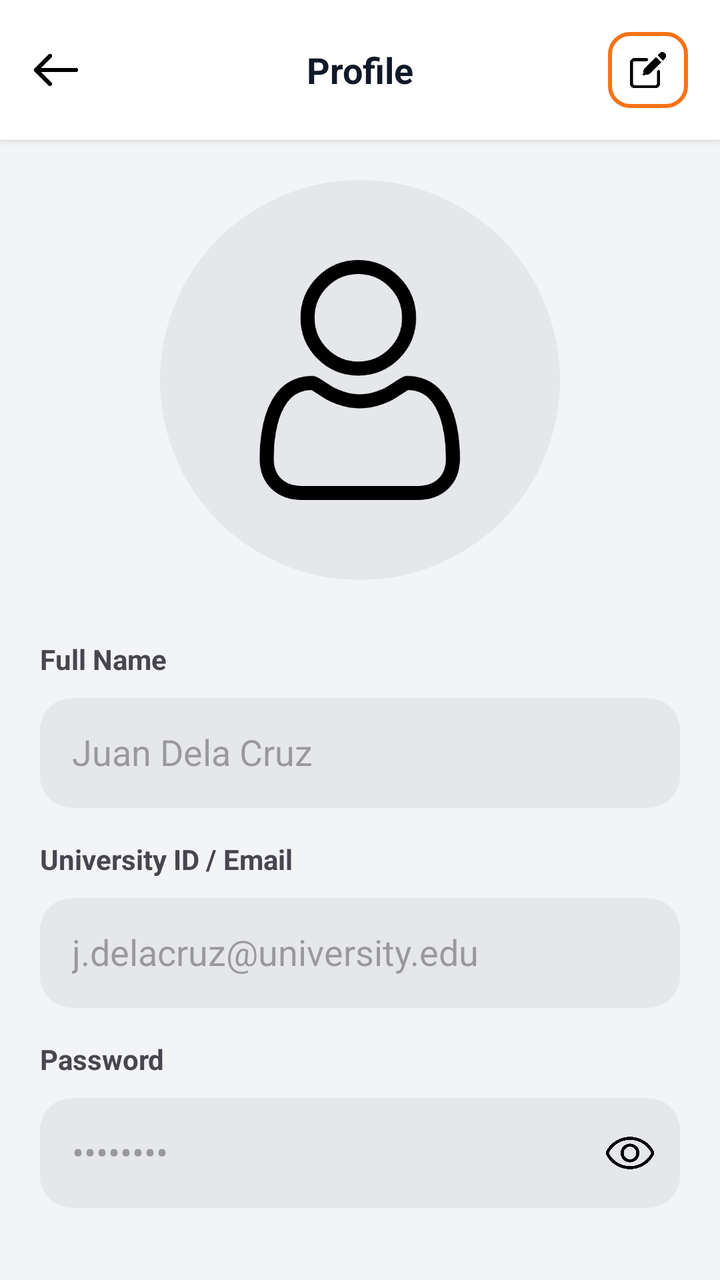
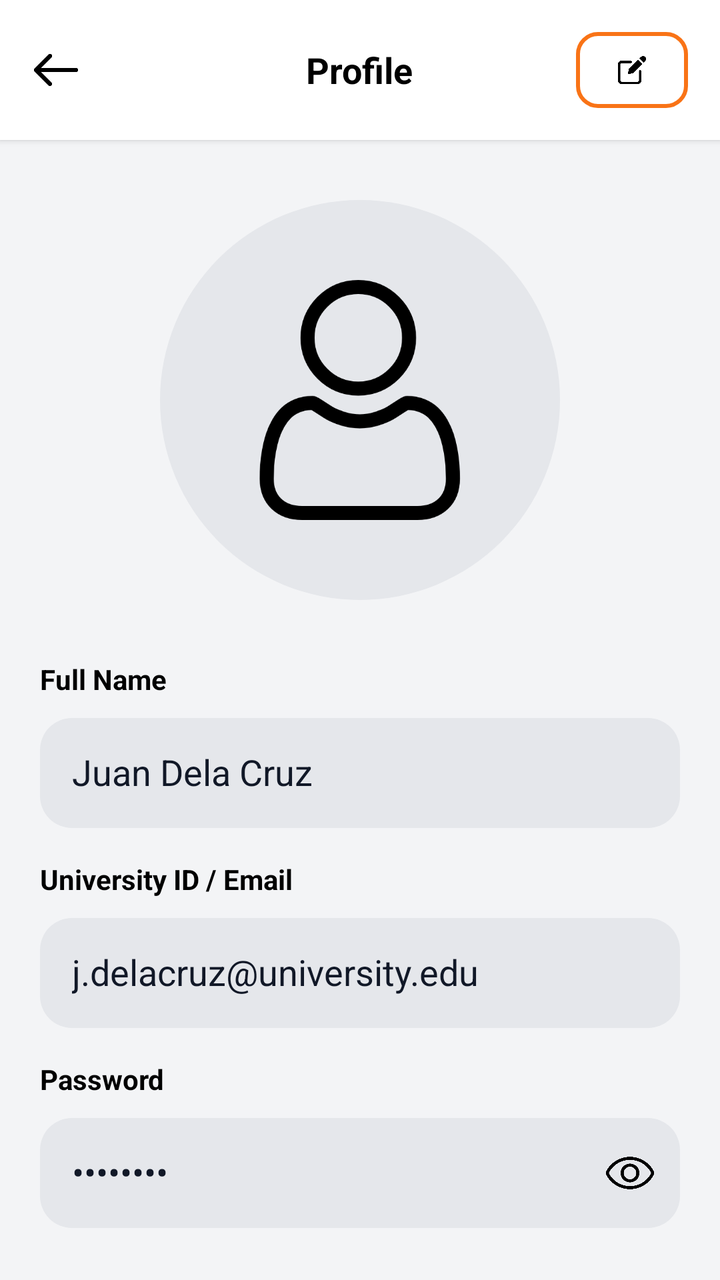

The first picture is an Android layout as it rendered before a commit; the second is the same layout after the commit. The layout source and the unified diff follow.
<!-- AndroidManifest.xml: application theme Theme.SpaceSCICT -->
<!-- res/layout/activity_profile.xml -->
<?xml version="1.0" encoding="utf-8"?>
<LinearLayout xmlns:android="http://schemas.android.com/apk/res/android"
    android:orientation="vertical"
    android:background="#F3F4F6"
    android:layout_width="match_parent"
    android:layout_height="match_parent">

    
    <RelativeLayout
        android:layout_width="match_parent"
        android:layout_height="70dp"
        android:background="#FFFFFF"
        android:padding="16dp"
        android:elevation="2dp">

        <ImageView
            android:id="@+id/backBtn"
            android:layout_width="24dp"
            android:layout_height="24dp"
            android:src="@drawable/ic_back"
            android:layout_centerVertical="true"/>

        <TextView
            android:layout_width="312dp"
            android:layout_height="wrap_content"
            android:layout_centerInParent="true"
            android:gravity="center"
            android:text="Profile"
            android:textColor="#111827"
            android:textSize="18sp"
            android:textStyle="bold" />

        <ImageView
            android:id="@+id/editBtn"
            android:layout_width="40dp"
            android:layout_height="40dp"
            android:background="@drawable/edit_btn_bg"
            android:padding="10dp"
            android:src="@drawable/ic_edit"
            android:layout_alignParentEnd="true"
            android:layout_centerVertical="true"/>
    </RelativeLayout>

    
    <ScrollView
        android:layout_width="match_parent"
        android:layout_height="match_parent">

        <LinearLayout
            android:padding="20dp"
            android:orientation="vertical"
            android:layout_width="match_parent"
            android:layout_height="wrap_content">

            
            <ImageView
                android:layout_width="200dp"
                android:layout_height="200dp"
                android:layout_gravity="center"
                android:src="@drawable/ic_user"
                android:background="@drawable/circle_bg"
                android:padding="40dp"/>

            
            <TextView
                android:text="Full Name"
                android:layout_width="match_parent"
                android:layout_height="wrap_content"
                android:textStyle="bold"
                android:layout_marginTop="30dp"
                android:layout_marginBottom="10dp"/>

            <EditText
                android:id="@+id/nameInput"
                android:layout_width="match_parent"
                android:layout_height="55dp"
                android:text="Juan Dela Cruz"
                android:enabled="false"
                android:background="@drawable/input_bg"
                android:padding="16dp"/>

            
            <TextView
                android:text="University ID / Email"
                android:layout_width="match_parent"
                android:layout_height="wrap_content"
                android:textStyle="bold"
                android:layout_marginTop="16dp"
                android:layout_marginBottom="10dp"/>

            <EditText
                android:id="@+id/emailInput"
                android:layout_width="match_parent"
                android:layout_height="55dp"
                android:text="j.delacruz@university.edu"
                android:enabled="false"
                android:background="@drawable/input_bg"
                android:padding="16dp"/>

            
            <TextView
                android:text="Password"
                android:layout_width="match_parent"
                android:layout_height="wrap_content"
                android:textStyle="bold"
                android:layout_marginTop="16dp"
                android:layout_marginBottom="10dp"/>

            <LinearLayout
                android:layout_width="match_parent"
                android:layout_height="55dp"
                android:background="@drawable/input_bg"
                android:orientation="horizontal">

                <EditText
                    android:id="@+id/passwordInput"
                    android:layout_width="0dp"
                    android:layout_weight="1"
                    android:layout_height="match_parent"
                    android:text="********"
                    android:enabled="false"
                    android:inputType="textPassword"
                    android:background="@android:color/transparent"
                    android:padding="16dp"/>

                <ImageView
                    android:id="@+id/eyeBtn"
                    android:layout_width="50dp"
                    android:layout_height="match_parent"
                    android:padding="12dp"
                    android:src="@drawable/ic_eye"/>
            </LinearLayout>

        </LinearLayout>
    </ScrollView>

</LinearLayout>
<!-- resources referenced by this layout -->
<resources>
  <!-- drawable circle_bg (drawable) -->
  <?xml version="1.0" encoding="utf-8"?>
  <shape xmlns:android="http://schemas.android.com/apk/res/android">
      <solid android:color="#E5E7EB"/>
      <corners android:radius="100dp"/>
  </shape>
  <!-- drawable edit_btn_bg (drawable) -->
  <?xml version="1.0" encoding="utf-8"?>
  <shape xmlns:android="http://schemas.android.com/apk/res/android">
      <stroke android:color="#F97316" android:width="2dp"/>
      <corners android:radius="10dp"/>
  </shape>
  <!-- drawable ic_back: png bitmap (drawable, 3507 bytes) -->
  <!-- drawable ic_edit: png bitmap (drawable, 8017 bytes) -->
  <!-- drawable ic_eye: png bitmap (drawable, 14217 bytes) -->
  <!-- drawable ic_user: png bitmap (drawable, 16826 bytes) -->
  <!-- drawable input_bg (drawable) -->
  <?xml version="1.0" encoding="utf-8"?>
  <shape xmlns:android="http://schemas.android.com/apk/res/android">
      <solid android:color="#E5E7EB"/>
      <corners android:radius="16dp"/>
  </shape>
  <style name="Theme.SpaceSCICT" parent="Base.Theme.SpaceSCICT" />
  <style name="Base.Theme.SpaceSCICT" parent="Theme.Material3.DayNight.NoActionBar">
          
          
      </style>
</resources>

<!-- the commit's change to res/layout/activity_profile.xml (unified diff, before → after) -->
@@ -21,30 +21,34 @@
             android:layout_centerVertical="true"/>
 
         <TextView
-            android:layout_width="312dp"
+            android:layout_width="wrap_content"
             android:layout_height="wrap_content"
             android:layout_centerInParent="true"
             android:gravity="center"
             android:text="Profile"
-            android:textColor="#111827"
+            android:textColor="@color/black"
             android:textSize="18sp"
             android:textStyle="bold" />
 
         <ImageView
             android:id="@+id/editBtn"
-            android:layout_width="40dp"
-            android:layout_height="40dp"
+            android:layout_width="56dp"
+            android:layout_height="56dp"
+            android:padding="12dp"
+            android:src="@drawable/ic_edit"
+            android:clickable="true"
+            android:focusable="true"
             android:background="@drawable/edit_btn_bg"
-            android:padding="10dp"
-            android:src="@drawable/ic_edit"
             android:layout_alignParentEnd="true"
-            android:layout_centerVertical="true"/>
+            android:layout_centerVertical="true"
+            android:contentDescription="Edit Profile"/>
     </RelativeLayout>
 
     
     <ScrollView
         android:layout_width="match_parent"
-        android:layout_height="match_parent">
+        android:layout_height="wrap_content"
+        android:layout_marginTop="10dp">
 
         <LinearLayout
             android:padding="20dp"
@@ -68,6 +72,7 @@
                 android:layout_height="wrap_content"
                 android:textStyle="bold"
                 android:layout_marginTop="30dp"
+                android:textColor="@color/black"
                 android:layout_marginBottom="10dp"/>
 
             <EditText
@@ -75,8 +80,11 @@
                 android:layout_width="match_parent"
                 android:layout_height="55dp"
                 android:text="Juan Dela Cruz"
-                android:enabled="false"
+                android:focusable="false"
+                android:clickable="false"
                 android:background="@drawable/input_bg"
+                android:textColor="#111827"
+                android:textColorHint="#6B7280"
                 android:padding="16dp"/>
 
             
@@ -86,6 +94,7 @@
                 android:layout_height="wrap_content"
                 android:textStyle="bold"
                 android:layout_marginTop="16dp"
+                android:textColor="@color/black"
                 android:layout_marginBottom="10dp"/>
 
             <EditText
@@ -93,8 +102,11 @@
                 android:layout_width="match_parent"
                 android:layout_height="55dp"
                 android:text="j.delacruz@university.edu"
-                android:enabled="false"
+                android:focusable="false"
+                android:clickable="false"
                 android:background="@drawable/input_bg"
+                android:textColor="#111827"
+                android:textColorHint="#6B7280"
                 android:padding="16dp"/>
 
             
@@ -104,6 +116,7 @@
                 android:layout_height="wrap_content"
                 android:textStyle="bold"
                 android:layout_marginTop="16dp"
+                android:textColor="@color/black"
                 android:layout_marginBottom="10dp"/>
 
             <LinearLayout
@@ -118,9 +131,12 @@
                     android:layout_weight="1"
                     android:layout_height="match_parent"
                     android:text="********"
-                    android:enabled="false"
+                    android:focusable="false"
+                    android:clickable="false"
                     android:inputType="textPassword"
                     android:background="@android:color/transparent"
+                    android:textColor="#111827"
+                    android:textColorHint="#6B7280"
                     android:padding="16dp"/>
 
                 <ImageView
<!-- resource entries referenced after the edit -->
@@ -1,5 +1,6 @@
 <!-- resources referenced by this layout -->
 <resources>
+  <color name="black">#FF000000</color>
   <!-- drawable circle_bg (drawable) -->
   <?xml version="1.0" encoding="utf-8"?>
   <shape xmlns:android="http://schemas.android.com/apk/res/android">
